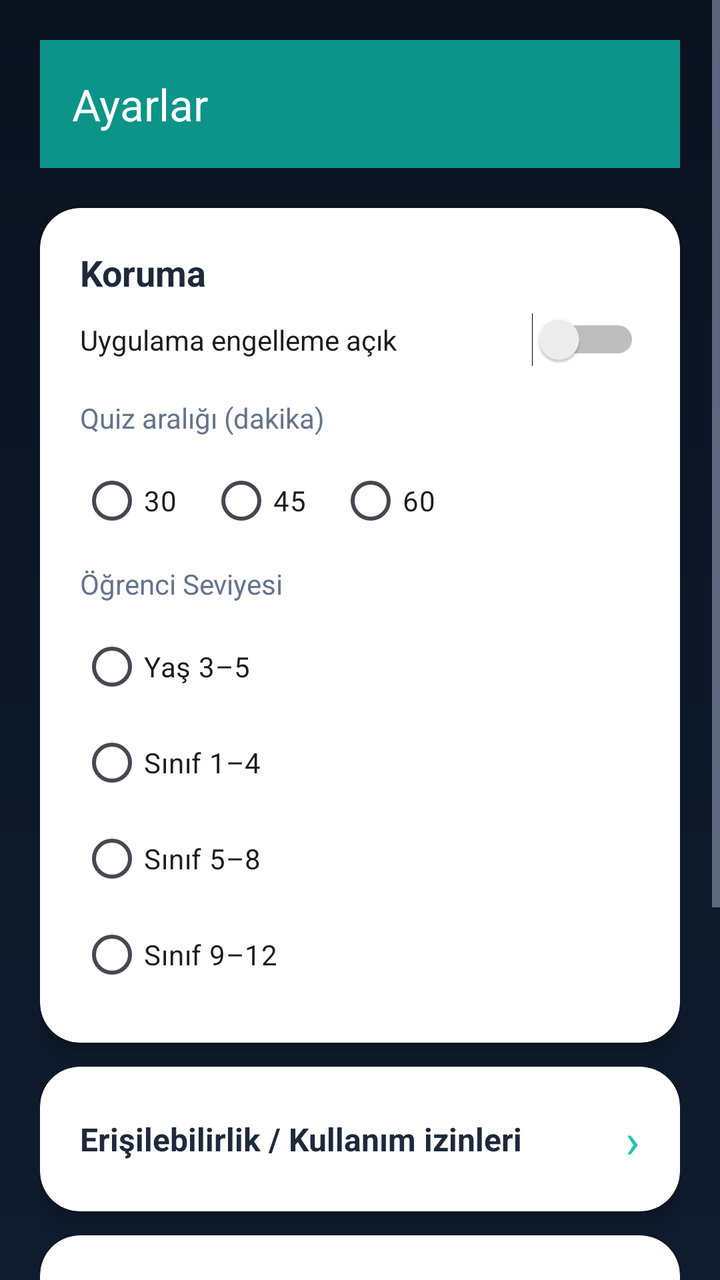
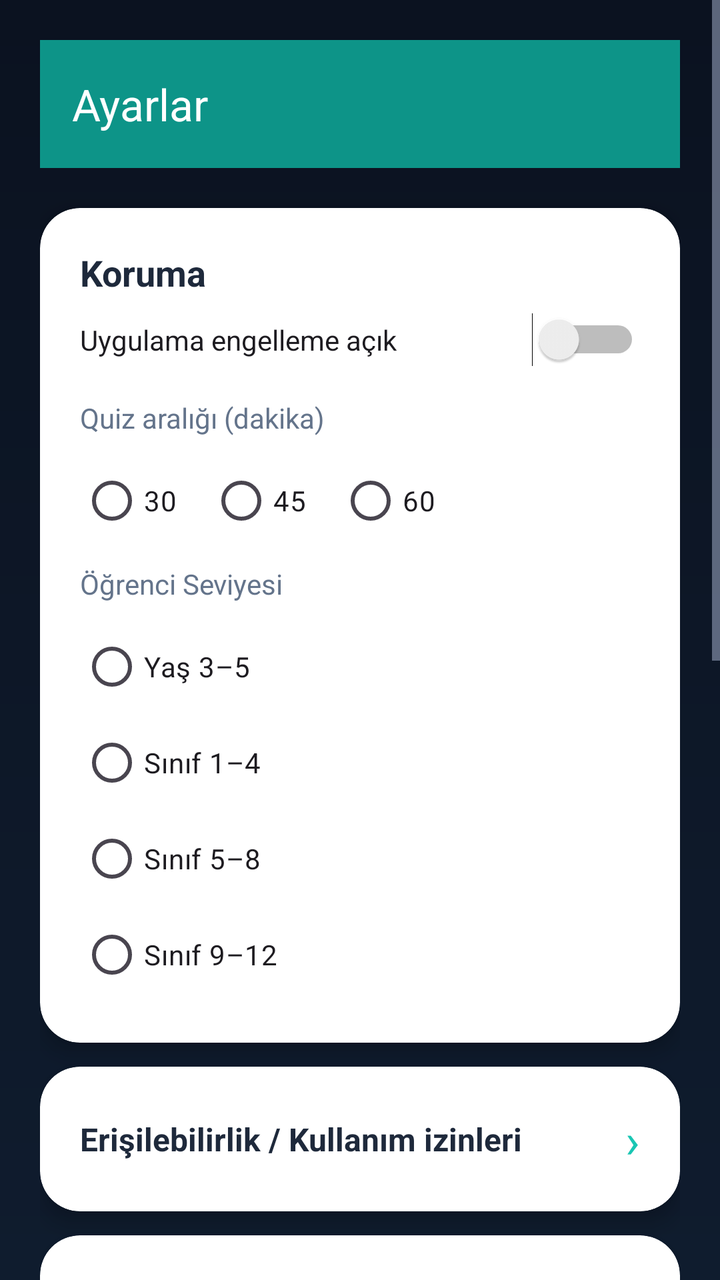

An Android layout rendered at two revisions. The XML below is the earlier revision; the diff shows what the commit changed to produce the second picture.
<!-- AndroidManifest.xml: application theme Theme.BrainBuddy -->
<!-- res/layout/activity_settings.xml -->
<?xml version="1.0" encoding="utf-8"?>
<ScrollView xmlns:android="http://schemas.android.com/apk/res/android"
    xmlns:app="http://schemas.android.com/apk/res-auto"
    android:background="@drawable/bg_gradient"
    android:layout_width="match_parent"
    android:layout_height="match_parent"
    android:fillViewport="true">

    <LinearLayout
        android:layout_width="match_parent"
        android:layout_height="wrap_content"
        android:orientation="vertical"
        android:padding="20dp">

        <com.google.android.material.appbar.MaterialToolbar
            android:id="@+id/toolbar"
            android:layout_width="match_parent"
            android:layout_height="?attr/actionBarSize"
            android:background="@color/bb_turquoise_dark"
            app:titleTextColor="@color/white"
            app:title="@string/settings_title"/>

        <com.google.android.material.card.MaterialCardView
            style="@style/BB.HomeCard"
            android:id="@+id/cardProtection"
            android:layout_width="match_parent"
            android:layout_height="wrap_content"
            android:layout_marginTop="20dp"
            app:cardBackgroundColor="@color/white">

            <LinearLayout
                android:layout_width="match_parent"
                android:layout_height="wrap_content"
                android:orientation="vertical"
                android:padding="20dp">

                <TextView
                    android:text="Koruma"
                    android:textColor="@color/bb_text_dark"
                    android:textSize="18sp"
                    android:textStyle="bold"
                    android:layout_width="match_parent"
                    android:layout_height="wrap_content"/>

                <Switch
                    android:id="@+id/switchProtection"
                    android:text="Uygulama engelleme açık"
                    android:layout_width="match_parent"
                    android:layout_height="wrap_content"
                    android:layout_marginTop="8dp"/>

                <TextView
                    android:layout_marginTop="16dp"
                    android:textColor="@color/bb_text_dark_muted"
                    android:text="Quiz aralığı (dakika)"
                    android:textSize="14sp"
                    android:layout_width="match_parent"
                    android:layout_height="wrap_content"/>

                <RadioGroup
                    android:id="@+id/intervalGroup"
                    android:layout_width="match_parent"
                    android:layout_height="wrap_content"
                    android:orientation="horizontal"
                    android:layout_marginTop="8dp">
                    <RadioButton android:id="@+id/interval30" android:text="30" android:layout_width="wrap_content" android:layout_height="wrap_content"/>
                    <RadioButton android:id="@+id/interval45" android:text="45" android:layout_width="wrap_content" android:layout_height="wrap_content" android:layout_marginStart="16dp"/>
                    <RadioButton android:id="@+id/interval60" android:text="60" android:layout_width="wrap_content" android:layout_height="wrap_content" android:layout_marginStart="16dp"/>
                </RadioGroup>

                <TextView
                    android:layout_marginTop="8dp"
                    android:textColor="@color/bb_text_dark_muted"
                    android:text="Öğrenci Seviyesi"
                    android:textSize="14sp"
                    android:layout_width="match_parent"
                    android:layout_height="wrap_content"/>

                <RadioGroup
                    android:id="@+id/levelGroup"
                    android:layout_width="match_parent"
                    android:layout_height="wrap_content"
                    android:orientation="vertical"
                    android:layout_marginTop="8dp">

                    <RadioButton
                        android:id="@+id/levelAges3to5"
                        android:text="Yaş 3–5"
                        android:layout_width="match_parent"
                        android:layout_height="wrap_content"/>

                    <RadioButton
                        android:id="@+id/levelGrades1to4"
                        android:text="Sınıf 1–4"
                        android:layout_width="match_parent"
                        android:layout_height="wrap_content"/>

                    <RadioButton
                        android:id="@+id/levelGrades5to8"
                        android:text="Sınıf 5–8"
                        android:layout_width="match_parent"
                        android:layout_height="wrap_content"/>

                    <RadioButton
                        android:id="@+id/levelGrades9to12"
                        android:text="Sınıf 9–12"
                        android:layout_width="match_parent"
                        android:layout_height="wrap_content"/>
                </RadioGroup>
            </LinearLayout>
        </com.google.android.material.card.MaterialCardView>

        <com.google.android.material.card.MaterialCardView
            android:id="@+id/cardPermissions"
            style="@style/BB.HomeCard"
            android:layout_width="match_parent"
            android:layout_height="wrap_content"
            android:layout_marginTop="12dp"
            app:cardBackgroundColor="@color/white">

            <LinearLayout
                android:layout_width="match_parent"
                android:layout_height="wrap_content"
                android:orientation="horizontal"
                android:gravity="center_vertical"
                android:padding="20dp">

                <TextView
                    android:layout_width="0dp"
                    android:layout_height="wrap_content"
                    android:layout_weight="1"
                    android:text="Erişilebilirlik / Kullanım izinleri"
                    android:textSize="16sp"
                    android:textStyle="bold"
                    android:textColor="@color/bb_text_dark"/>

                <TextView
                    android:layout_width="wrap_content"
                    android:layout_height="wrap_content"
                    android:text="›"
                    android:textSize="24sp"
                    android:textColor="@color/bb_turquoise"/>
            </LinearLayout>
        </com.google.android.material.card.MaterialCardView>

        <com.google.android.material.card.MaterialCardView
            android:id="@+id/cardBlockedApps"
            style="@style/BB.HomeCard"
            android:layout_width="match_parent"
            android:layout_height="wrap_content"
            android:layout_marginTop="12dp"
            app:cardBackgroundColor="@color/white">

            <LinearLayout
                android:layout_width="match_parent"
                android:layout_height="wrap_content"
                android:orientation="horizontal"
                android:gravity="center_vertical"
                android:padding="20dp">

                <TextView
                    android:layout_width="0dp"
                    android:layout_height="wrap_content"
                    android:layout_weight="1"
                    android:text="Engellenen Uygulamalar"
                    android:textSize="16sp"
                    android:textStyle="bold"
                    android:textColor="@color/bb_text_dark"/>

                <TextView
                    android:layout_width="wrap_content"
                    android:layout_height="wrap_content"
                    android:text="›"
                    android:textSize="24sp"
                    android:textColor="@color/bb_turquoise"/>
            </LinearLayout>
        </com.google.android.material.card.MaterialCardView>

        <com.google.android.material.card.MaterialCardView
            android:id="@+id/cardTimeLimits"
            style="@style/BB.HomeCard"
            android:layout_width="match_parent"
            android:layout_height="wrap_content"
            android:layout_marginTop="12dp"
            app:cardBackgroundColor="@color/white">

            <LinearLayout
                android:layout_width="match_parent"
                android:layout_height="wrap_content"
                android:orientation="horizontal"
                android:gravity="center_vertical"
                android:padding="20dp">

                <TextView
                    android:layout_width="0dp"
                    android:layout_height="wrap_content"
                    android:layout_weight="1"
                    android:text="Zaman Limitleri"
                    android:textSize="16sp"
                    android:textStyle="bold"
                    android:textColor="@color/bb_text_dark"/>

                <TextView
                    android:layout_width="wrap_content"
                    android:layout_height="wrap_content"
                    android:text="›"
                    android:textSize="24sp"
                    android:textColor="@color/bb_turquoise"/>
            </LinearLayout>
        </com.google.android.material.card.MaterialCardView>

        <com.google.android.material.card.MaterialCardView
            android:id="@+id/cardQuizSettings"
            style="@style/BB.HomeCard"
            android:layout_width="match_parent"
            android:layout_height="wrap_content"
            android:layout_marginTop="12dp"
            android:layout_marginBottom="24dp"
            app:cardBackgroundColor="@color/white">

            <LinearLayout
                android:layout_width="match_parent"
                android:layout_height="wrap_content"
                android:orientation="horizontal"
                android:gravity="center_vertical"
                android:padding="20dp">

                <TextView
                    android:layout_width="0dp"
                    android:layout_height="wrap_content"
                    android:layout_weight="1"
                    android:text="Test Ayarları (Zorluk, Soru Sayısı)"
                    android:textSize="16sp"
                    android:textStyle="bold"
                    android:textColor="@color/bb_text_dark"/>

                <TextView
                    android:layout_width="wrap_content"
                    android:layout_height="wrap_content"
                    android:text="›"
                    android:textSize="24sp"
                    android:textColor="@color/bb_turquoise"/>
            </LinearLayout>
        </com.google.android.material.card.MaterialCardView>

    </LinearLayout>
</ScrollView>
<!-- resources referenced by this layout -->
<resources>
  <color name="bb_text_dark">#1E293B</color>
  <color name="bb_text_dark_muted">#64748B</color>
  <color name="bb_turquoise">#19C6B3</color>
  <color name="bb_turquoise_dark">#0D9488</color>
  <color name="white">#FFFFFF</color>
  <!-- drawable bg_gradient (drawable) -->
  <?xml version="1.0" encoding="utf-8"?>
  <layer-list xmlns:android="http://schemas.android.com/apk/res/android">
      <item>
          <shape>
              <gradient
                  android:angle="270"
                  android:startColor="#0B1220"
                  android:endColor="#0F1C2E"/>
          </shape>
      </item>
  </layer-list>
  <string name="settings_title">Ayarlar</string>
  <style name="BB.HomeCard" parent="Widget.Material3.CardView.Elevated">
          <item name="cardCornerRadius">20dp</item>
          <item name="cardElevation">6dp</item>
      </style>
  <style name="Theme.BrainBuddy" parent="Theme.Material3.DayNight.NoActionBar">
          
          <item name="colorPrimary">@color/bb_primary</item>
          <item name="colorOnPrimary">@color/white</item>
          <item name="colorSecondary">@color/bb_secondary</item>
          <item name="colorOnSecondary">@color/white</item>
          <item name="colorTertiary">@color/bb_tertiary</item>
          <item name="colorOnTertiary">@color/white</item>
  
          
          <item name="android:windowBackground">@color/bb_bg</item>
          <item name="android:textColorPrimary">@color/bb_text</item>
          <item name="android:textColorSecondary">@color/bb_text_muted</item>
      </style>
  <color name="bb_primary">#19C6B3</color>
  <color name="bb_secondary">#38BDF8</color>
  <color name="bb_tertiary">#A78BFA</color>
  <color name="bb_bg">#0B1220</color>
  <color name="bb_text">#EAF0FF</color>
  <color name="bb_text_muted">#A9B4D0</color>
</resources>

<!-- the commit's change to res/layout/activity_settings.xml (unified diff, before → after) -->
@@ -210,6 +210,138 @@
         </com.google.android.material.card.MaterialCardView>
 
         <com.google.android.material.card.MaterialCardView
+            android:id="@+id/cardReports"
+            style="@style/BB.HomeCard"
+            android:layout_width="match_parent"
+            android:layout_height="wrap_content"
+            android:layout_marginTop="12dp"
+            app:cardBackgroundColor="@color/white">
+
+            <LinearLayout
+                android:layout_width="match_parent"
+                android:layout_height="wrap_content"
+                android:orientation="horizontal"
+                android:gravity="center_vertical"
+                android:padding="20dp">
+
+                <TextView
+                    android:layout_width="0dp"
+                    android:layout_height="wrap_content"
+                    android:layout_weight="1"
+                    android:text="@string/reports_title"
+                    android:textSize="16sp"
+                    android:textStyle="bold"
+                    android:textColor="@color/bb_text_dark"/>
+
+                <TextView
+                    android:layout_width="wrap_content"
+                    android:layout_height="wrap_content"
+                    android:text="›"
+                    android:textSize="24sp"
+                    android:textColor="@color/bb_turquoise"/>
+            </LinearLayout>
+        </com.google.android.material.card.MaterialCardView>
+
+        <com.google.android.material.card.MaterialCardView
+            android:id="@+id/cardSchedules"
+            style="@style/BB.HomeCard"
+            android:layout_width="match_parent"
+            android:layout_height="wrap_content"
+            android:layout_marginTop="12dp"
+            app:cardBackgroundColor="@color/white">
+
+            <LinearLayout
+                android:layout_width="match_parent"
+                android:layout_height="wrap_content"
+                android:orientation="horizontal"
+                android:gravity="center_vertical"
+                android:padding="20dp">
+
+                <TextView
+                    android:layout_width="0dp"
+                    android:layout_height="wrap_content"
+                    android:layout_weight="1"
+                    android:text="@string/schedule_title"
+                    android:textSize="16sp"
+                    android:textStyle="bold"
+                    android:textColor="@color/bb_text_dark"/>
+
+                <TextView
+                    android:layout_width="wrap_content"
+                    android:layout_height="wrap_content"
+                    android:text="›"
+                    android:textSize="24sp"
+                    android:textColor="@color/bb_turquoise"/>
+            </LinearLayout>
+        </com.google.android.material.card.MaterialCardView>
+
+        <com.google.android.material.card.MaterialCardView
+            android:id="@+id/cardProfiles"
+            style="@style/BB.HomeCard"
+            android:layout_width="match_parent"
+            android:layout_height="wrap_content"
+            android:layout_marginTop="12dp"
+            app:cardBackgroundColor="@color/white">
+
+            <LinearLayout
+                android:layout_width="match_parent"
+                android:layout_height="wrap_content"
+                android:orientation="horizontal"
+                android:gravity="center_vertical"
+                android:padding="20dp">
+
+                <TextView
+                    android:layout_width="0dp"
+                    android:layout_height="wrap_content"
+                    android:layout_weight="1"
+                    android:text="@string/profiles_title"
+                    android:textSize="16sp"
+                    android:textStyle="bold"
+                    android:textColor="@color/bb_text_dark"/>
+
+                <TextView
+                    android:layout_width="wrap_content"
+                    android:layout_height="wrap_content"
+                    android:text="›"
+                    android:textSize="24sp"
+                    android:textColor="@color/bb_turquoise"/>
+            </LinearLayout>
+        </com.google.android.material.card.MaterialCardView>
+
+        <com.google.android.material.card.MaterialCardView
+            android:id="@+id/cardBackup"
+            style="@style/BB.HomeCard"
+            android:layout_width="match_parent"
+            android:layout_height="wrap_content"
+            android:layout_marginTop="12dp"
+            app:cardBackgroundColor="@color/white">
+
+            <LinearLayout
+                android:layout_width="match_parent"
+                android:layout_height="wrap_content"
+                android:orientation="horizontal"
+                android:gravity="center_vertical"
+                android:padding="20dp">
+
+                <TextView
+                    android:layout_width="0dp"
+                    android:layout_height="wrap_content"
+                    android:layout_weight="1"
+                    android:text="@string/backup_export"
+                    android:textSize="16sp"
+                    android:textStyle="bold"
+                    android:textColor="@color/bb_text_dark"/>
+
+                <TextView
+                    android:layout_width="wrap_content"
+                    android:layout_height="wrap_content"
+                    android:text="›"
+                    android:textSize="24sp"
+                    android:textColor="@color/bb_turquoise"/>
+            </LinearLayout>
+        </com.google.android.material.card.MaterialCardView>
+
+        <com.google.android.material.card.MaterialCardView
             android:id="@+id/cardQuizSettings"
             style="@style/BB.HomeCard"
             android:layout_width="match_parent"
<!-- resource entries referenced after the edit -->
@@ -17,6 +17,10 @@
           </shape>
       </item>
   </layer-list>
+  <string name="backup_export">Yedek Al</string>
+  <string name="profiles_title">Profiller</string>
+  <string name="reports_title">Raporlar</string>
+  <string name="schedule_title">Zaman Çizelgeleri</string>
   <string name="settings_title">Ayarlar</string>
   <style name="BB.HomeCard" parent="Widget.Material3.CardView.Elevated">
           <item name="cardCornerRadius">20dp</item>
